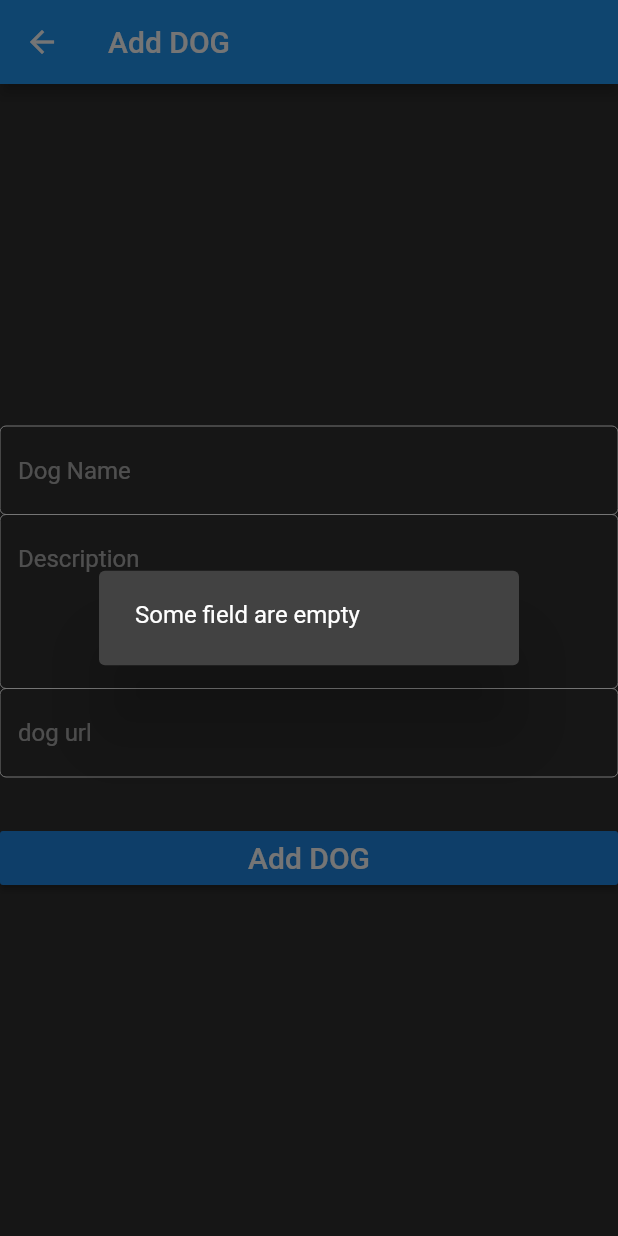
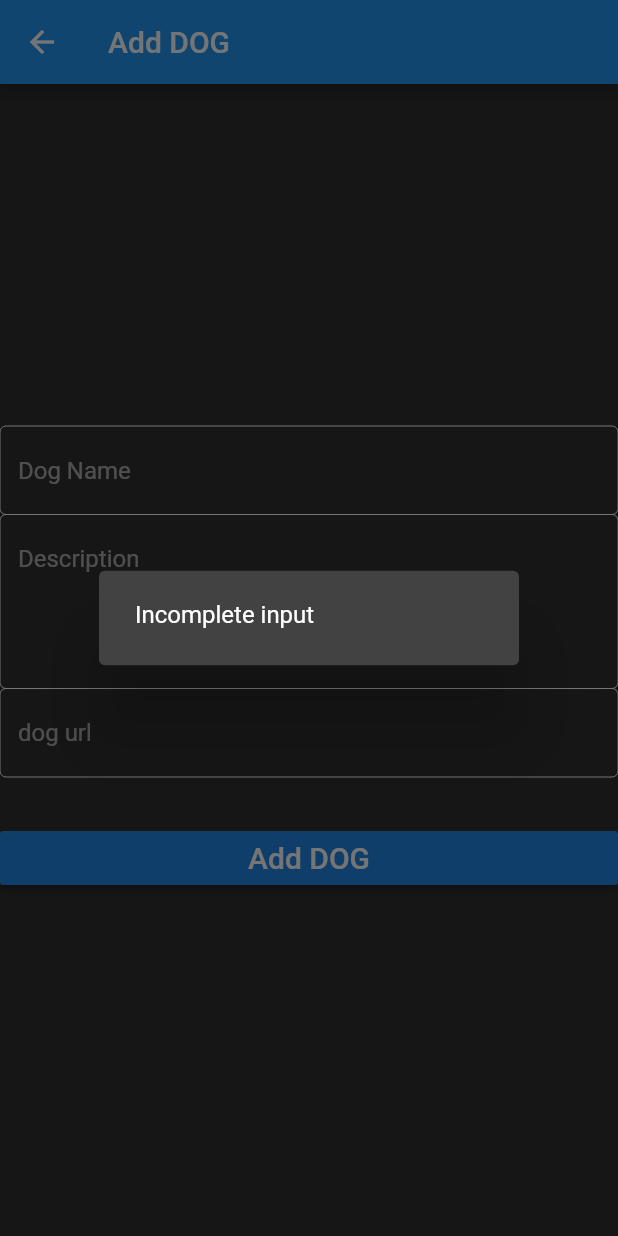
Before and after one commit to es404020/dogapp, a Flutter app: the AddPost screen opened directly, after a tap on "Add DOG", on a phone screen of 412 x 824 dp. Run offline on Flutter 3.47's test engine with Material 2 defaults, Android fonts, the phone set to English and light mode, and no system bars; our stand-ins replace cloud_firestore, firebase_auth, google_sign_in; accounts and stored records are empty; network calls fail.

Commit message:
create and update dog infomation

```diff
--- a/lib/classes/dog.dart
+++ b/lib/classes/dog.dart
@@ -1,4 +1,6 @@
+import 'dart:core';
 
+import 'package:flutter/material.dart';
 
 class Dog{
 
@@ -7,16 +9,19 @@ class Dog{
   String dog_url;
   String postid;
   String email;
+ String date;
 
 
-  Dog({this.dog,this.dog_url,this.description,this.email,this.postid});
+  Dog({this.dog,this.dog_url,this.description,this.email,this.postid,this.date});
 
   Dog.fromJson(Map<String, dynamic> json)
       : dog = json['dog'],
         description = json['description'] ,
         dog_url = json['dog_url'],
         postid= json['postid'],
-        email= json['email'];
+        email= json['email'],
+        date= json['date'];
+
 
 
 
@@ -24,11 +29,12 @@ class Dog{
 
   ToJson(Dog dog){
     var result= {
-      'dog':dog.dog_url,
+      'dog':dog.dog,
       'description':dog.description,
       'dog_ur':dog.dog_url,
       'postid':dog.postid,
-      'email':dog.email
+      'email':dog.email,
+      'date':dog.date
 
 
     };
--- a/lib/screen/add_dog.dart
+++ b/lib/screen/add_dog.dart
@@ -1,7 +1,9 @@
+import 'package:dogapp/ui/main.dart';
 import 'package:firebase_auth/firebase_auth.dart';
 import 'package:flutter/material.dart';
 import 'package:dogapp/classes/main.dart';
 import 'package:provider/provider.dart';
+import 'package:dogapp/service/main.dart';
 
 
 class AddPost extends StatefulWidget {
@@ -15,6 +17,9 @@ class _AddPostState extends State<AddPost> {
   final name = TextEditingController();
   final description = TextEditingController();
   final dog_url  = TextEditingController();
+  DogService dogservices = new DogService();
+
+
   @override
   Widget build(BuildContext context) {
     var user = Provider.of<FirebaseUser>(context);
@@ -68,21 +73,24 @@ class _AddPostState extends State<AddPost> {
               onPressed: () {
              if(name.text == '' || description.text =='' || dog_url.text=='' ){
 
-                showDialog(
-                 context: context,
-                 builder: (context) {
-                   return AlertDialog(
-                     // Retrieve the text the user has entered by using the
-                     // TextEditingController.
-                     content: Text('Some field are empty'),
-                   );
-                 },
-               );
-
+AlertManger(context, "Incomplete input");
              }
              else{
          var dog =    Dog(dog: name.text,dog_url: dog_url.text,description: description.text,postid: '',email: user?.email);
+           dogservices.addDog(dog).then((res)=>{
 
+             AlertManger(context, "Dog was added"),
+             name.text='',description.text='',dog_url.text=''
+
+
+
+           }).catchError((err)=>{
+
+
+           AlertManger(context, "Something went wrong")
+
+
+           });
 
 
              }
@@ -99,4 +107,6 @@ class _AddPostState extends State<AddPost> {
       ),
     );
   }
+
+
 }
--- /dev/null
+++ b/lib/ui/main.dart
@@ -0,0 +1,16 @@
+import 'package:flutter/material.dart';
+
+
+
+AlertManger(context,message){
+  showDialog(
+    context: context,
+    builder: (context) {
+      return AlertDialog(
+        // Retrieve the text the user has entered by using the
+        // TextEditingController.
+        content: Text(message),
+      );
+    },
+  );
+}
--- a/pubspec.yaml
+++ b/pubspec.yaml
@@ -14,7 +14,7 @@ description: A new Flutter project.
 version: 1.0.0+1
 
 environment:
-  sdk: ">=2.1.0 <3.0.0"
+  sdk: ">=2.2.0 <3.0.0"
 
 dependencies:
   flutter:
@@ -26,6 +26,7 @@ dependencies:
   provider: ^3.0.0+1
   firebase_auth: ^0.14.0+5
   google_sign_in: ^4.0.0
+  cloud_firestore: ^0.12.9+4
 
 dev_dependencies:
   flutter_test:
```
Also changed, not shown: lib/service/dog.dart (+40 -1 lines), pubspec.lock, 1 other file.
